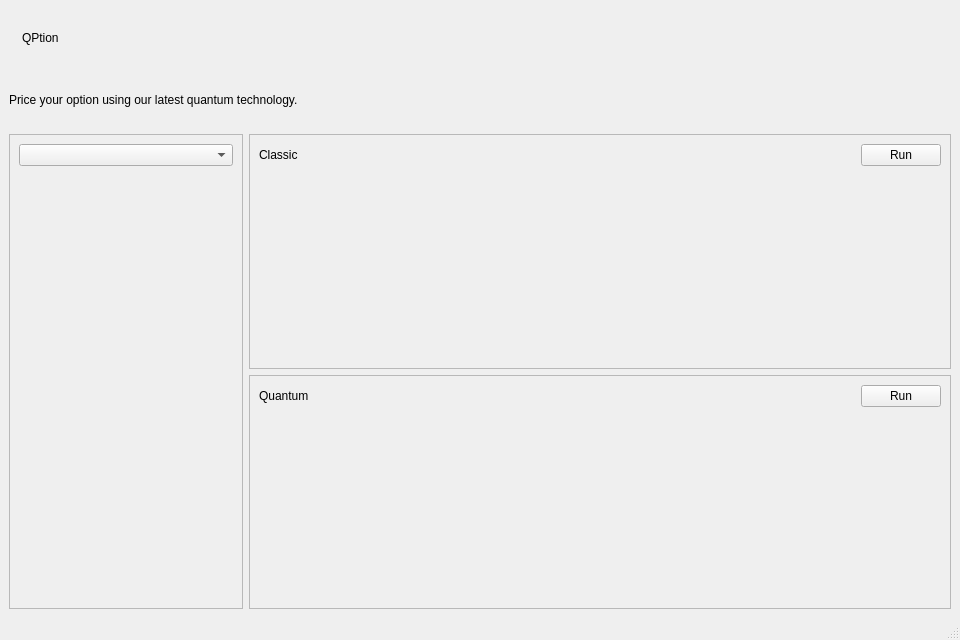
This is ui/MainWindow.ui in wxxcl0825/QuantumOptionPricing as Qt 5 draws it before an edit. The edited form follows.
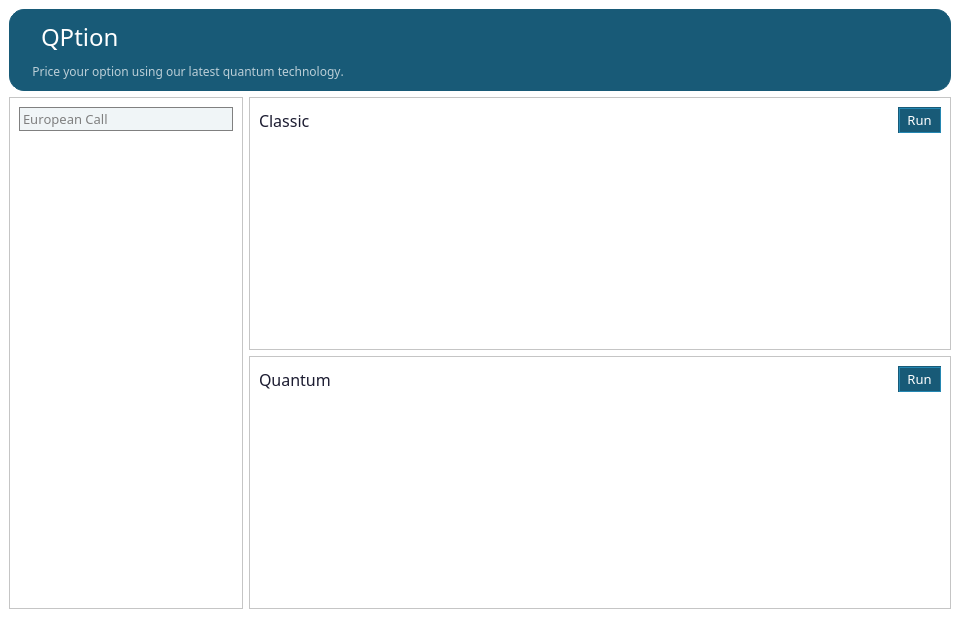
This is the edited form. Icons and pictures are not drawn.

Patch:
```diff
--- a/ui/MainWindow.ui
+++ b/ui/MainWindow.ui
@@ -13,9 +13,22 @@
   <property name="windowTitle">
    <string>QPtion</string>
   </property>
+  <property name="windowIcon">
+   <iconset resource="../assets/assets.qrc">
+    <normaloff>:/images/images/logo.png</normaloff>:/images/images/logo.png</iconset>
+  </property>
+  <property name="styleSheet">
+   <string notr="true">background-color: rgb(255,255,255)</string>
+  </property>
   <widget class="QWidget" name="centralwidget">
-   <layout class="QVBoxLayout" name="verticalLayout_4" stretch="1,4">
+   <layout class="QVBoxLayout" name="verticalLayout_4" stretch="0,4">
     <item>
+     <widget class="QFrame" name="frame">
+      <property name="styleSheet">
+       <string notr="true">background-color: rgb(24, 90, 119);
+border: 1px solid rgb(24, 90, 119);
+border-radius: 15px;</string>
+      </property>
      <layout class="QVBoxLayout" name="verticalLayout">
       <item>
        <layout class="QHBoxLayout" name="horizontalLayout_2">
@@ -42,8 +55,16 @@
           </item>
           <item>
            <widget class="QLabel" name="title">
+             <property name="font">
+              <font>
+               <family>Rostov</family>
+               <pointsize>18</pointsize>
+               <kerning>true</kerning>
+              </font>
+             </property>
             <property name="styleSheet">
-             <string notr="true">font-family: &quot;:/fonts/fonts/quantum.otf&quot;;</string>
+              <string notr="true">font: 18pt &quot;Rostov&quot;;
+color: rgb(255, 255, 255)</string>
             </property>
             <property name="text">
              <string>QPtion</string>
@@ -74,8 +95,19 @@
        <layout class="QHBoxLayout" name="horizontalLayout_3">
         <item>
          <widget class="QLabel" name="slogan">
+           <property name="font">
+            <font>
+             <family>Hitmo2.0</family>
+             <pointsize>9</pointsize>
+             <kerning>false</kerning>
+            </font>
+           </property>
+           <property name="styleSheet">
+            <string notr="true">color: rgba(255, 255, 255, 180);
+font: 9pt &quot;Hitmo2.0&quot;;</string>
+           </property>
           <property name="text">
-           <string>Price your option using our latest quantum technology.</string>
+            <string>   Price your option using our latest quantum technology.</string>
           </property>
          </widget>
         </item>
@@ -95,6 +127,7 @@
        </layout>
       </item>
      </layout>
+     </widget>
     </item>
     <item>
      <layout class="QHBoxLayout" name="horizontalLayout_4" stretch="1,3">
@@ -108,10 +141,110 @@
         </property>
         <layout class="QVBoxLayout" name="verticalLayout_3">
          <item>
-          <widget class="QComboBox" name="combo"/>
+          <widget class="QComboBox" name="combo">
+           <property name="font">
+            <font>
+             <family>Hitmo2.0</family>
+             <pointsize>10</pointsize>
+             <kerning>false</kerning>
+            </font>
+           </property>
+           <property name="toolTip">
+            <string/>
+           </property>
+           <property name="statusTip">
+            <string/>
+           </property>
+           <property name="styleSheet">
+            <string notr="true">QComboBox {
+    border: 1px groove gray;
+    border-radius: 13px;
+    padding: 1px 18px 1px 3px;
+    color: gray;
+    background: rgb(240, 245, 247);
+	font: 10pt &quot;Hitmo2.0&quot;;
+}
+
+QComboBox::drop-down {
+	border-top-right-radius: 13px;
+    border-bottom-right-radius: 13px;
+}
+</string>
+           </property>
+           <property name="editable">
+            <bool>false</bool>
+           </property>
+           <property name="currentText">
+            <string>European Call</string>
+           </property>
+           <property name="currentIndex">
+            <number>0</number>
+           </property>
+           <item>
+            <property name="text">
+             <string>European Call</string>
+            </property>
+            <property name="icon">
+             <iconset resource="../assets/assets.qrc">
+              <normaloff>:/images/images/item.png</normaloff>:/images/images/item.png</iconset>
+            </property>
          </item>
          <item>
-          <widget class="QWidget" name="taskwidget" native="true"/>
+            <property name="text">
+             <string>European Put</string>
+            </property>
+            <property name="icon">
+             <iconset resource="../assets/assets.qrc">
+              <normaloff>:/images/images/item.png</normaloff>:/images/images/item.png</iconset>
+            </property>
+           </item>
+           <item>
+            <property name="text">
+             <string>American Call</string>
+            </property>
+            <property name="icon">
+             <iconset resource="../assets/assets.qrc">
+              <normaloff>:/images/images/item.png</normaloff>:/images/images/item.png</iconset>
+            </property>
+           </item>
+           <item>
+            <property name="text">
+             <string>American Put</string>
+            </property>
+            <property name="icon">
+             <iconset resource="../assets/assets.qrc">
+              <normaloff>:/images/images/item.png</normaloff>:/images/images/item.png</iconset>
+            </property>
+           </item>
+           <item>
+            <property name="text">
+             <string>Asian Call</string>
+            </property>
+            <property name="icon">
+             <iconset resource="../assets/assets.qrc">
+              <normaloff>:/images/images/item.png</normaloff>:/images/images/item.png</iconset>
+            </property>
+           </item>
+           <item>
+            <property name="text">
+             <string>Asian Put</string>
+            </property>
+            <property name="icon">
+             <iconset resource="../assets/assets.qrc">
+              <normaloff>:/images/images/item.png</normaloff>:/images/images/item.png</iconset>
+            </property>
+           </item>
+          </widget>
+         </item>
+         <item>
+          <widget class="QWidget" name="taskwidget" native="true">
+           <property name="font">
+            <font>
+             <weight>50</weight>
+             <bold>false</bold>
+            </font>
+           </property>
+          </widget>
          </item>
         </layout>
        </widget>
@@ -131,6 +264,17 @@
             <layout class="QHBoxLayout" name="horizontalLayout_5">
              <item>
               <widget class="QLabel" name="classictabtitle">
+               <property name="font">
+                <font>
+                 <family>Hitmo2.0</family>
+                 <pointsize>12</pointsize>
+                 <kerning>false</kerning>
+                </font>
+               </property>
+               <property name="styleSheet">
+                <string notr="true">color: rgb(28, 28, 49);
+font: 12pt &quot;Hitmo2.0&quot;;</string>
+               </property>
                <property name="text">
                 <string>Classic</string>
                </property>
@@ -151,8 +295,22 @@
              </item>
              <item>
               <widget class="QPushButton" name="classicbtn">
+               <property name="font">
+                <font>
+                 <family>Hitmo2.0</family>
+                 <pointsize>10</pointsize>
+                </font>
+               </property>
+               <property name="styleSheet">
+                <string notr="true">border:2px groove rgb(24, 90, 119);
+border-radius:15px;
+padding:2px 4px;
+background-color: rgb(24, 90, 119);
+color:rgb(255,255,255);
+font: 10pt &quot;Hitmo2.0&quot;;</string>
+               </property>
                <property name="text">
-                <string>Run</string>
+                <string> Run </string>
                </property>
               </widget>
              </item>
@@ -177,6 +335,17 @@
             <layout class="QHBoxLayout" name="horizontalLayout_6">
              <item>
               <widget class="QLabel" name="quantumtabtitle">
+               <property name="font">
+                <font>
+                 <family>Hitmo2.0</family>
+                 <pointsize>12</pointsize>
+                 <kerning>false</kerning>
+                </font>
+               </property>
+               <property name="styleSheet">
+                <string notr="true">color: rgb(28, 28, 49);
+font: 12pt &quot;Hitmo2.0&quot;;</string>
+               </property>
                <property name="text">
                 <string>Quantum</string>
                </property>
@@ -197,8 +366,22 @@
              </item>
              <item>
               <widget class="QPushButton" name="quantumbtn">
+               <property name="font">
+                <font>
+                 <family>Hitmo2.0</family>
+                 <pointsize>10</pointsize>
+                </font>
+               </property>
+               <property name="styleSheet">
+                <string notr="true">border:2px groove rgb(24, 90, 119);
+border-radius:15px;
+padding:2px 4px;
+background-color: rgb(24, 90, 119);
+color:rgb(255,255,255);
+font: 10pt &quot;Hitmo2.0&quot;;</string>
+               </property>
                <property name="text">
-                <string>Run</string>
+                <string> Run </string>
                </property>
               </widget>
              </item>
```
Lines whose indentation alone changed are shown as unchanged.
